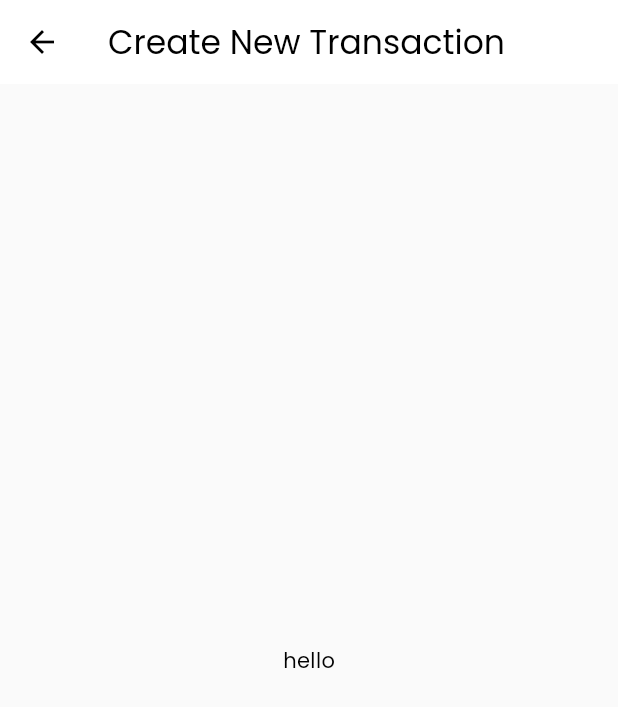
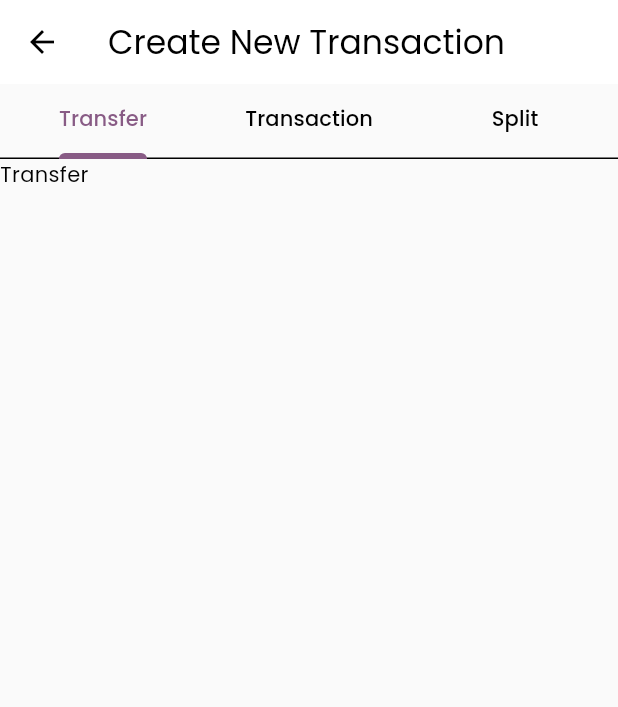
Before and after one commit to PuttTim/expensee, a Flutter app: the NewTransactionScreen screen opened directly, on a phone screen of 412 x 824 dp. Shown: the top 707 px of the screen. Run offline on Flutter 3.47's test engine with Material 2 defaults, Android fonts, the phone set to English and light mode, and no system bars; our stand-ins replace device_info_plus, double_back_to_close, tab_indicator_styler; missing offline and left inert: currency_picker; network calls fail.

Commit message:
Created TabBar navigation inside the create new transaction screen.
Took 43 minutes

```diff
--- a/lib/screens/new_transaction_screen.dart
+++ b/lib/screens/new_transaction_screen.dart
@@ -1,15 +1,47 @@
 import 'package:flutter/material.dart';
+import 'package:tab_indicator_styler/tab_indicator_styler.dart';
+
+import '../models/app_colours.dart';
 
 class NewTransactionScreen extends StatelessWidget {
   const NewTransactionScreen({Key? key}) : super(key: key);
 
   @override
   Widget build(BuildContext context) {
-    return Scaffold(
-      appBar: AppBar(title: Text('Create New Transaction')),
-      body: Center(
-        child: Text("hello"),
-      ),
+    return DefaultTabController(
+      length: 3,
+      child: Scaffold(
+          appBar: AppBar(
+            title: Text('Create New Transaction'),
+          ),
+          body: Column(
+            children: [
+              Material(
+                color: AppColours.wittyWhite,
+                child: TabBar(
+                  indicator: MaterialIndicator(color: AppColours.moodyPurple),
+                  indicatorSize: TabBarIndicatorSize.label,
+                  indicatorWeight: 4,
+                  labelColor: AppColours.moodyPurple,
+                  indicatorColor: AppColours.moodyPurple,
+                  tabs: [
+                    Tab(text: 'Transfer'),
+                    Tab(text: 'Transaction'),
+                    Tab(text: 'Split'),
+                  ],
+                ),
+              ),
+              Expanded(
+                child: TabBarView(
+                  children: [
+                    Text('Transfer'),
+                    Text('Transaction'),
+                    Text('Split')
+                  ],
+                ),
+              ),
+            ],
+          )),
     );
   }
 }
--- a/pubspec.yaml
+++ b/pubspec.yaml
@@ -40,6 +40,7 @@ dependencies:
   provider: ^6.0.3
   json_annotation: ^4.4.0
   http: ^0.13.4
+  tab_indicator_styler: ^2.0.0
 
 dev_dependencies:
   flutter_test:
```
Also changed, not shown: pubspec.lock.
